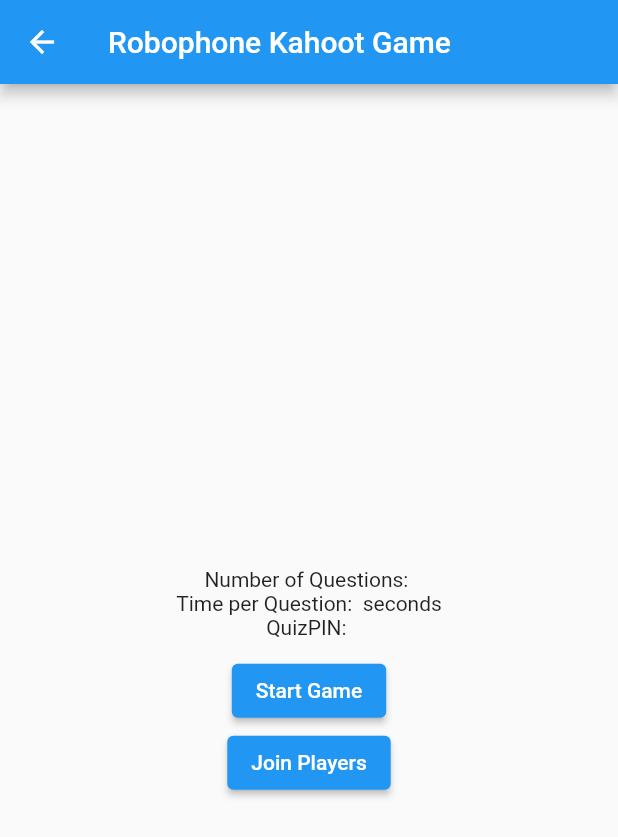
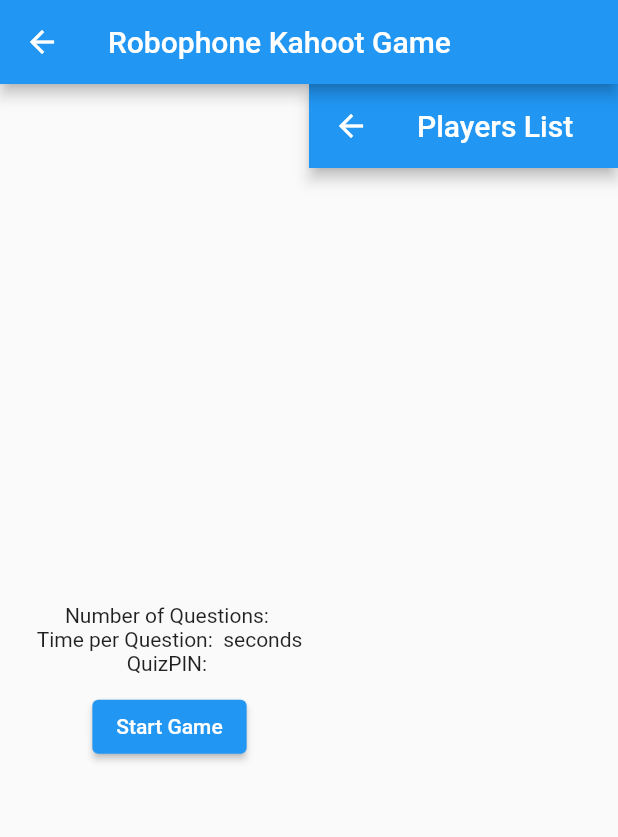
Before and after one commit to IOTSummer23RoboPhoneKahoot/IOTProjectRobophoneKahoot, a Flutter app: the GamePage screen opened directly with empty values, on a phone screen of 412 x 824 dp. Shown: the top 837 px of the screen. Run offline on Flutter 3.47's test engine with Material 2 defaults, Android fonts, the phone set to English and light mode, and no system bars; our stand-ins replace firebase_core, firebase_database, syncfusion_flutter_charts; accounts and stored records are empty.

Commit message:
Update GamePage.dart

```diff
--- a/web_project/lib/GamePage.dart
+++ b/web_project/lib/GamePage.dart
@@ -65,25 +65,66 @@ class _GamePageState extends State<GamePage> {
     );
   }
 
-  void _joinPlayers() {
-    Navigator.push(
-      context,
-      MaterialPageRoute(
-        builder: (context) => PlayerListScreen(quiz: widget.quiz),
+  // void _joinPlayers() {
+  //   Navigator.push(
+  //     context,
+  //     MaterialPageRoute(
+  //       builder: (context) => PlayerListScreen(quiz: widget.quiz),
+  //     ),
+  //   );
+  // }
+
+  // Widget _buildQuizDetails() {
+  //   return Column(
+  //     mainAxisAlignment: MainAxisAlignment.center,
+  //     children: [
+  //       Text(widget.quiz.quizDetails.nameOfQuiz,
+  //           style: TextStyle(fontSize: 20, fontWeight: FontWeight.bold)),
+  //       SizedBox(height: 8.0),
+  //       Text('Number of Questions: ${widget.quiz.quizDetails.numOfQuestions}'),
+  //       Text(
+  //           'Time per Question: ${widget.quiz.quizDetails.timeToAnswerPerQuestion} seconds'),
+  //       Text(
+  //         'QuizPIN: ${widget.quiz.quizID}',
+  //       ),
+  //       SizedBox(height: 10.0),
+  //       ElevatedButton(
+  //         onPressed: _startCountdown,
+  //         child: Text('Start Game'),
+  //       ),
+  //       ElevatedButton(
+  //         onPressed: _joinPlayers,
+  //         child: Text('Join Players'),
+  //       ),
+  //     ],
+  //   );
+  // }
+  ///updated by ruqaya
+ Widget _buildQuizDetails() {
+    return Row(
+      children: [
+        Expanded(
+          flex: 3,
+          child: Align(
+            alignment:
+                Alignment.topCenter, // Align the Column to the top-middle
+            child: Padding(
+              padding: const EdgeInsets.only(
+                  left: 20.0), // Adjust the left padding as needed
+              child: Column(
+                mainAxisAlignment: MainAxisAlignment.center,
+                crossAxisAlignment: CrossAxisAlignment.center,
+                children: [
+                  Text(
+                    widget.quiz.quizDetails.nameOfQuiz,
+                    style: TextStyle(fontSize: 20, fontWeight: FontWeight.bold),
                   ),
-    );
-  }
-
-  Widget _buildQuizDetails() {
-    return Column(
-      mainAxisAlignment: MainAxisAlignment.center,
-      children: [
-        Text(widget.quiz.quizDetails.nameOfQuiz,
-            style: TextStyle(fontSize: 20, fontWeight: FontWeight.bold)),
                   SizedBox(height: 8.0),
-        Text('Number of Questions: ${widget.quiz.quizDetails.numOfQuestions}'),
                   Text(
-            'Time per Question: ${widget.quiz.quizDetails.timeToAnswerPerQuestion} seconds'),
+                      'Number of Questions: ${widget.quiz.quizDetails.numOfQuestions}'),
+                  Text(
+                    'Time per Question: ${widget.quiz.quizDetails.timeToAnswerPerQuestion} seconds',
+                  ),
                   Text(
                     'QuizPIN: ${widget.quiz.quizID}',
                   ),
@@ -92,109 +133,29 @@ class _GamePageState extends State<GamePage> {
                     onPressed: _startCountdown,
                     child: Text('Start Game'),
                   ),
-        ElevatedButton(
-          onPressed: _joinPlayers,
-          child: Text('Join Players'),
+                ],
+              ),
+            ),
+          ),
+        ),
+        Expanded(
+          flex: 3,
+          child: Align(
+            alignment: Alignment
+                .topCenter, // Align the PlayerListScreen to the top-middle
+            child: Container(
+              constraints: BoxConstraints(
+                  maxHeight: 300.0), // Adjust the maxHeight as needed
+              child: PlayerListScreen(quiz: widget.quiz),
+            ),
+          ),
         ),
       ],
     );
   }
-  ///updated by ruqaya
- // Widget _buildQuizDetails() {
- //    return Row(
- //      children: [
- //        Expanded(
- //          flex: 3,
- //          child: Align(
- //            alignment:
- //                Alignment.topCenter, // Align the Column to the top-middle
- //            child: Padding(
- //              padding: const EdgeInsets.only(
- //                  left: 20.0), // Adjust the left padding as needed
- //              child: Column(
- //                mainAxisAlignment: MainAxisAlignment.center,
- //                crossAxisAlignment: CrossAxisAlignment.center,
- //                children: [
- //                  Text(
- //                    widget.quiz.quizDetails.nameOfQuiz,
- //                    style: TextStyle(fontSize: 20, fontWeight: FontWeight.bold),
- //                  ),
- //                  SizedBox(height: 8.0),
- //                  Text(
- //                      'Number of Questions: ${widget.quiz.quizDetails.numOfQuestions}'),
- //                  Text(
- //                    'Time per Question: ${widget.quiz.quizDetails.timeToAnswerPerQuestion} seconds',
- //                  ),
- //                  Text(
- //                    'QuizPIN: ${widget.quiz.quizID}',
- //                  ),
- //                  SizedBox(height: 10.0),
- //                  ElevatedButton(
- //                    onPressed: _startCountdown,
- //                    child: Text('Start Game'),
- //                  ),
- //                ],
- //              ),
- //            ),
- //          ),
- //        ),
- //        Expanded(
- //          flex: 3,
- //          child: Align(
- //            alignment: Alignment
- //                .topCenter, // Align the PlayerListScreen to the top-middle
- //            child: Container(
- //              constraints: BoxConstraints(
- //                  maxHeight: 300.0), // Adjust the maxHeight as needed
- //              child: PlayerListScreen(quiz: widget.quiz),
- //            ),
- //          ),
- //        ),
- //      ],
- //    );
- //  }
 
 
-  Widget _buildQuestionView() {
-    return Column(
-      mainAxisAlignment: MainAxisAlignment.center,
-      children: <Widget>[
-        _countdownTime > 0
-            ? Text('Starting in: $_countdownTime seconds')
-            : Column(
-                children: [
-                  _questionDuration > 0
-                      ? Column(
-                          children: <Widget>[
-                            Text('Time left: $_questionDuration seconds'),
-                            QuestionAndAnswers(
-                                questionText: _questionText, answers: _answers),
-                          ],
-                        )
-                      : QuestionStats(
-                          quiz: widget.quiz,
-                          currentQuestionIndex: _currentQuestionIndex,
-                          chartData: chart1,
-                          chartData2: chart2,
-                          correctAnswer: correctAnswer,
-                        )
-                ],
-              ),
-        SizedBox(height: 20.0),
-        _questionDuration == 0
-            ? ElevatedButton(
-                onPressed:
-                    is_game_finished == false ? _startCountdown : _endGame,
-                child: is_game_finished == false
-                    ? Text("Show Next Question")
-                    : Text("Show Game Summary"),
-              )
-            : Container(),
-      ],
-    );
-  }
-//updated by ruqaya
-  //   Widget _buildQuestionView() {
+  // Widget _buildQuestionView() {
   //   return Column(
   //     mainAxisAlignment: MainAxisAlignment.center,
   //     children: <Widget>[
@@ -210,31 +171,76 @@ class _GamePageState extends State<GamePage> {
   //                               questionText: _questionText, answers: _answers),
   //                         ],
   //                       )
-  //                     : Column(
-  //                         children: [
-  //                           AnswersEachQuestion(
-  //                             quiz: widget.quiz,
-  //                             questionNum: _currentQuestionIndex,
-  //                           ),
-  //                           QuestionStats(
-  //                             quiz: widget.quiz,
-  //                             currentQuestionIndex: _currentQuestionIndex,
-  //                           ),
-  //                         ],
-  //                       ),
+  //                     : QuestionStats(
+  //                         quiz: widget.quiz,
+  //                         currentQuestionIndex: _currentQuestionIndex,
+  //                         chartData: chart1,
+  //                         chartData2: chart2,
+  //                         correctAnswer: correctAnswer,
+  //                       )
   //               ],
   //             ),
   //       SizedBox(height: 20.0),
-  //       if (!_quizCompleted)
-  //         _questionDuration == 0
-  //             ? ElevatedButton(
-  //                 onPressed: _startCountdown,
-  //                 child: Text("Show Next Question"),
-  //               )
-  //             : Container(),
+  //       _questionDuration == 0
+  //           ? ElevatedButton(
+  //               onPressed:
+  //                   is_game_finished == false ? _startCountdown : _endGame,
+  //               child: is_game_finished == false
+  //                   ? Text("Show Next Question")
+  //                   : Text("Show Game Summary"),
+  //             )
+  //           : Container(),
   //     ],
   //   );
   // }
+//updated by ruqaya
+    Widget _buildQuestionView() {
+    return Column(
+      mainAxisAlignment: MainAxisAlignment.center,
+      children: <Widget>[
+        _countdownTime > 0
+            ? Text('Starting in: $_countdownTime seconds')
+            : Column(
+                children: [
+                  _questionDuration > 0
+                      ? Column(
+                          children: <Widget>[
+                            Text('Time left: $_questionDuration seconds'),
+                            Row(
+                              children: <Widget>[
+                                Expanded(
+                                  child: QuestionAndAnswers(
+                                    questionText: _questionText,
+                                    answers: _answers,
+                                  ),
+                                ),
+                                Expanded(
+                                  child: AnswersEachQuestion(
+                                    quiz: widget.quiz,
+                                    questionNum: _currentQuestionIndex,
+                                  ),
+                                ),
+                              ],
+                            ),
+                          ],
+                        )
+                      : QuestionStats(
+                          quiz: widget.quiz,
+                          currentQuestionIndex: _currentQuestionIndex,
+                        ),
+                ],
+              ),
+        SizedBox(height: 20.0),
+        if (!_quizCompleted)
+          _questionDuration == 0
+              ? ElevatedButton(
+                  onPressed: _startCountdown,
+                  child: Text("Show Next Question"),
+                )
+              : Container(),
+      ],
+    );
+  }
 
   void _startCountdown() async {
     setState(() {
```
Lines whose indentation alone changed are shown as unchanged.
